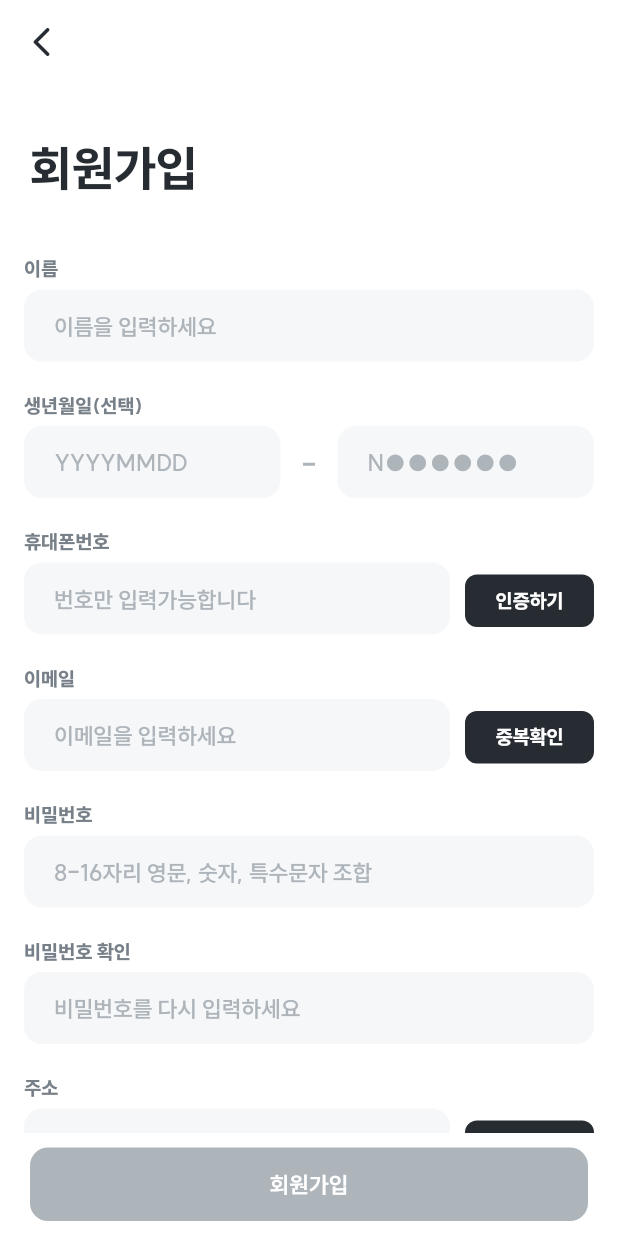
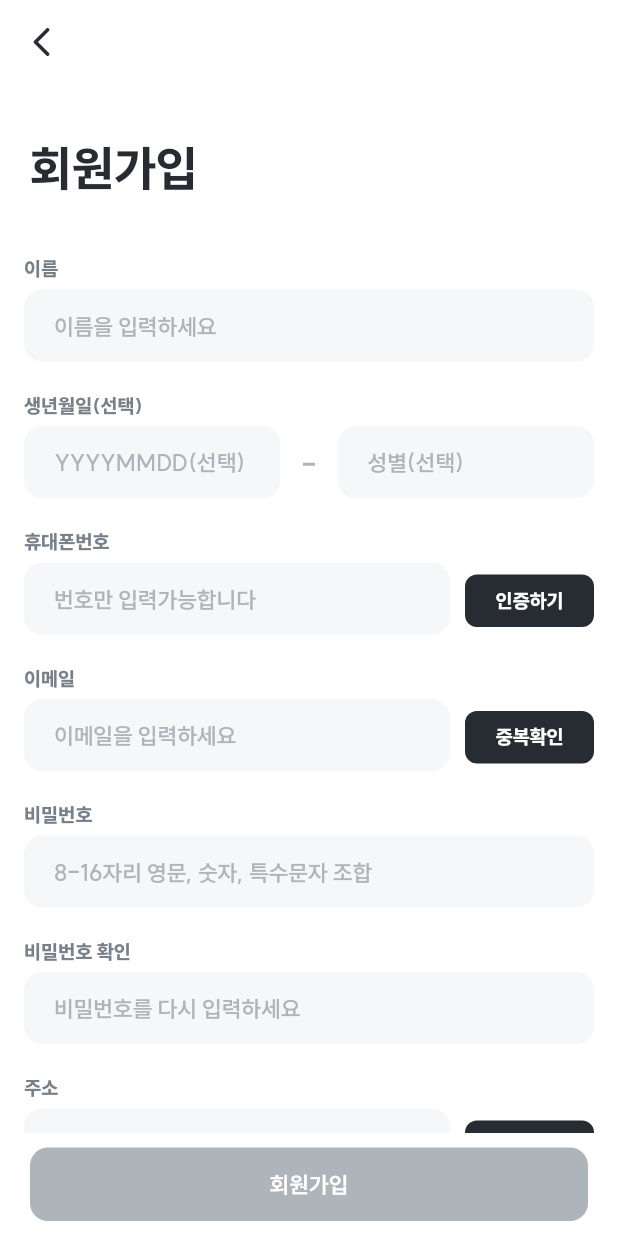
Before and after one commit to SecondChapter-LeeHyunKuk/orange_school_app, a Flutter app: the RegisterParent screen opened by its route, on a phone screen of 412 x 824 dp. Run offline on Flutter 3.47's test engine with Material 3 defaults, Android fonts, the light colour scheme and no system bars; our stand-ins replace cached_network_image, carousel_slider, currency_text_input_formatter, dio, dotted_border, file_picker and 17 more; missing offline and left inert: dart:ffi, flutter_naver_login, kakao_flutter_sdk_user, remedi_kopo, speech_balloon, super_tooltip and 1 more; accounts and stored records are empty; network calls fail; project files that could hold a hidden picture were left out.

Commit message:
ios 업데이트

```diff
--- a/lib/view/child/child_update.dart
+++ b/lib/view/child/child_update.dart
@@ -141,7 +141,7 @@ class _ChildUpdate extends State<ChildUpdate> {
                               child: TextFormField(
                                 enabled: false,
                                 controller: te_birth,
-                                decoration: MainTheme.inputTextGray("YYMMDD"),
+                                decoration: MainTheme.inputTextGray(""),
                                 style: MainTheme.body5(MainTheme.gray4),
                                 keyboardType:  TextInputType.number,
                                 inputFormatters: [
--- a/lib/view/common/register_child.dart
+++ b/lib/view/common/register_child.dart
@@ -161,7 +161,7 @@ class _RegisterChild extends State<RegisterChild> {
                                   setBirthMessage();
                                 },
                                 controller: te_birth,
-                                decoration: MainTheme.inputTextGray("YYYYMMDD"),
+                                decoration: MainTheme.inputTextGray("YYYYMMDD(선택)"),
                                 style: MainTheme.body5(MainTheme.gray7),
                                 keyboardType:  TextInputType.number,
                                 inputFormatters: [
@@ -197,7 +197,7 @@ class _RegisterChild extends State<RegisterChild> {
                                       TextSelection.fromPosition(TextPosition(offset: 1));
                                 }
                               },
-                              decoration: MainTheme.inputTextGray("N●●●●●●"),
+                              decoration: MainTheme.inputTextGray("성별(선택)"),
                               style: MainTheme.body5(MainTheme.gray7),
                               keyboardType:  TextInputType.number,
                               inputFormatters: [
--- a/lib/view/common/register_parent.dart
+++ b/lib/view/common/register_parent.dart
@@ -215,7 +215,7 @@ class _RegisterParent extends State<RegisterParent> {
 
                             },
                             controller: te_birth,
-                            decoration: MainTheme.inputTextGray("YYYYMMDD"),
+                            decoration: MainTheme.inputTextGray("YYYYMMDD(선택)"),
                             style: MainTheme.body5(MainTheme.gray7),
                             keyboardType:  TextInputType.number,
                             inputFormatters: [
@@ -251,7 +251,7 @@ class _RegisterParent extends State<RegisterParent> {
                             TextSelection.fromPosition(TextPosition(offset: 1));
                             }
                           },
-                          decoration: MainTheme.inputTextGray("N●●●●●●"),
+                          decoration: MainTheme.inputTextGray("성별(선택)"),
                           style: MainTheme.body5(MainTheme.gray7),
                           keyboardType:  TextInputType.number,
                           inputFormatters: [
--- a/lib/view/parent/parent_child_update.dart
+++ b/lib/view/parent/parent_child_update.dart
@@ -161,7 +161,7 @@ class _ParentChildUpdate extends State<ParentChildUpdate> {
                               child: TextFormField(
                                 enabled: false,
                                 controller: te_birth,
-                                decoration: MainTheme.inputTextGray("YYMMDD"),
+                                decoration: MainTheme.inputTextGray(""),
                                 style: MainTheme.body5(MainTheme.gray4),
                                 keyboardType:  TextInputType.number,
                                 inputFormatters: [
--- a/lib/view/parent/parent_register_child.dart
+++ b/lib/view/parent/parent_register_child.dart
@@ -157,7 +157,7 @@ class _ParentRegisterChild extends State<ParentRegisterChild> {
                                   setBirthMessage();
                                 },
                                 controller: te_birth,
-                                decoration: MainTheme.inputTextGray("YYYYMMDD"),
+                                decoration: MainTheme.inputTextGray("YYYYMMDD(선택)"),
                                 style: MainTheme.body5(MainTheme.gray7),
                                 keyboardType:  TextInputType.number,
                                 inputFormatters: [
@@ -193,7 +193,7 @@ class _ParentRegisterChild extends State<ParentRegisterChild> {
                                       TextSelection.fromPosition(TextPosition(offset: 1));
                                 }
                               },
-                              decoration: MainTheme.inputTextGray("N●●●●●●"),
+                              decoration: MainTheme.inputTextGray("성별(선택)"),
                               style: MainTheme.body5(MainTheme.gray7),
                               keyboardType:  TextInputType.number,
                               inputFormatters: [
--- a/lib/view/parent/parent_update.dart
+++ b/lib/view/parent/parent_update.dart
@@ -168,7 +168,7 @@ class _ParentUpdate extends State<ParentUpdate> {
                                         child: TextFormField(
                                           enabled: false,
                                           controller: te_birth,
-                                          decoration: MainTheme.inputTextGray("YYMMDD"),
+                                          decoration: MainTheme.inputTextGray(""),
                                           style: MainTheme.body5(MainTheme.gray4),
                                           keyboardType:  TextInputType.number,
                                           inputFormatters: [
```
